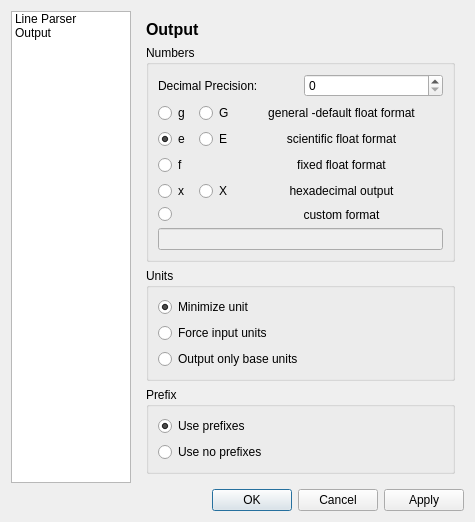
Before: the Qt Designer form settingsdialog.ui in Rob0xFF/PhyxCalc, drawn with Qt 5.
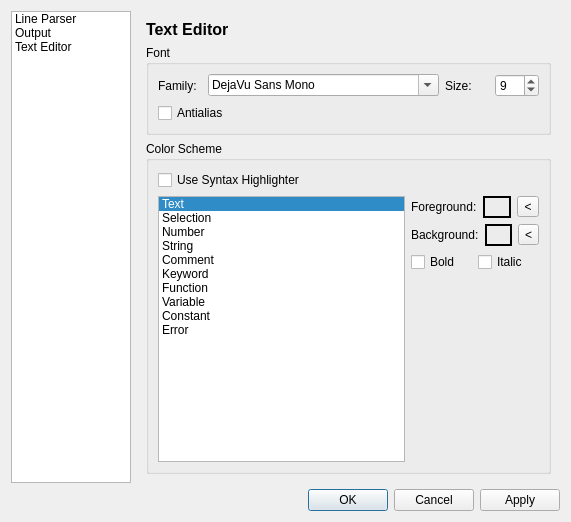
After: the same form once the commit is applied. Icons and pictures are not drawn.

What changed in the file:
```diff
--- a/settingsdialog.ui
+++ b/settingsdialog.ui
@@ -6,8 +6,8 @@
    <rect>
     <x>0</x>
     <y>0</y>
-    <width>475</width>
-    <height>453</height>
+    <width>571</width>
+    <height>474</height>
    </rect>
   </property>
   <property name="windowTitle">
@@ -55,12 +55,17 @@
         <normaloff>:/icons/images/edit-text-frame-update.png</normaloff>:/icons/images/edit-text-frame-update.png</iconset>
       </property>
      </item>
+     <item>
+      <property name="text">
+       <string>Text Editor</string>
+      </property>
+     </item>
     </widget>
    </item>
    <item row="0" column="1">
     <widget class="QStackedWidget" name="stackedWidget">
      <property name="currentIndex">
-      <number>1</number>
+      <number>2</number>
      </property>
      <widget class="QWidget" name="page">
       <layout class="QVBoxLayout" name="verticalLayout">
@@ -390,6 +395,281 @@
        </item>
       </layout>
      </widget>
+     <widget class="QWidget" name="page_3">
+      <layout class="QVBoxLayout" name="verticalLayout_8">
+       <item>
+        <widget class="QLabel" name="label_9">
+         <property name="sizePolicy">
+          <sizepolicy hsizetype="Preferred" vsizetype="Fixed">
+           <horstretch>0</horstretch>
+           <verstretch>0</verstretch>
+          </sizepolicy>
+         </property>
+         <property name="font">
+          <font>
+           <pointsize>12</pointsize>
+           <weight>75</weight>
+           <bold>true</bold>
+          </font>
+         </property>
+         <property name="text">
+          <string>Text Editor</string>
+         </property>
+        </widget>
+       </item>
+       <item>
+        <widget class="QGroupBox" name="groupBox_5">
+         <property name="title">
+          <string>Font</string>
+         </property>
+         <layout class="QVBoxLayout" name="verticalLayout_7">
+          <item>
+           <layout class="QHBoxLayout" name="horizontalLayout_5">
+            <item>
+             <widget class="QLabel" name="label_10">
+              <property name="text">
+               <string>Family:</string>
+              </property>
+             </widget>
+            </item>
+            <item>
+             <widget class="QFontComboBox" name="fontCombo">
+              <property name="currentFont">
+               <font>
+                <family>DejaVu Sans Mono</family>
+               </font>
+              </property>
+             </widget>
+            </item>
+            <item>
+             <widget class="QLabel" name="label_11">
+              <property name="text">
+               <string>Size:</string>
+              </property>
+             </widget>
+            </item>
+            <item>
+             <widget class="QSpinBox" name="fontSizeSpin">
+              <property name="minimum">
+               <number>1</number>
+              </property>
+              <property name="value">
+               <number>9</number>
+              </property>
+             </widget>
+            </item>
+           </layout>
+          </item>
+          <item>
+           <widget class="QCheckBox" name="fontAntialiasCheck">
+            <property name="text">
+             <string>Antialias</string>
+            </property>
+           </widget>
+          </item>
+         </layout>
+        </widget>
+       </item>
+       <item>
+        <widget class="QGroupBox" name="groupBox_6">
+         <property name="title">
+          <string>Color Scheme</string>
+         </property>
+         <layout class="QGridLayout" name="gridLayout_3">
+          <item row="2" column="1">
+           <layout class="QHBoxLayout" name="horizontalLayout_3">
+            <item>
+             <widget class="QLabel" name="label_14">
+              <property name="text">
+               <string>Background:</string>
+              </property>
+             </widget>
+            </item>
+            <item>
+             <widget class="QPushButton" name="colorSchemeBackgroundButton">
+              <property name="sizePolicy">
+               <sizepolicy hsizetype="Fixed" vsizetype="Fixed">
+                <horstretch>0</horstretch>
+                <verstretch>0</verstretch>
+               </sizepolicy>
+              </property>
+              <property name="minimumSize">
+               <size>
+                <width>22</width>
+                <height>22</height>
+               </size>
+              </property>
+              <property name="styleSheet">
+               <string notr="true">border-color: rgb(0, 0, 0);
+border: 2px solid</string>
+              </property>
+              <property name="text">
+               <string/>
+              </property>
+             </widget>
+            </item>
+            <item>
+             <widget class="QToolButton" name="colorSchemeDeleteBackgroundButton">
+              <property name="toolTip">
+               <string>Erase background</string>
+              </property>
+              <property name="text">
+               <string>&lt;</string>
+              </property>
+             </widget>
+            </item>
+           </layout>
+          </item>
+          <item row="0" column="0">
+           <widget class="QCheckBox" name="colorSchemeUseCheck">
+            <property name="text">
+             <string>Use Syntax Highlighter</string>
+            </property>
+           </widget>
+          </item>
+          <item row="3" column="1">
+           <layout class="QHBoxLayout" name="horizontalLayout_4">
+            <item>
+             <widget class="QCheckBox" name="colorSchemeBoldCheck">
+              <property name="text">
+               <string>Bold</string>
+              </property>
+             </widget>
+            </item>
+            <item>
+             <widget class="QCheckBox" name="colorSchemeItalicCheck">
+              <property name="text">
+               <string>Italic</string>
+              </property>
+             </widget>
+            </item>
+           </layout>
+          </item>
+          <item row="1" column="1">
+           <layout class="QHBoxLayout" name="horizontalLayout_2">
+            <item>
+             <widget class="QLabel" name="label_13">
+              <property name="text">
+               <string>Foreground:</string>
+              </property>
+             </widget>
+            </item>
+            <item>
+             <widget class="QPushButton" name="colorSchemeForegroundButton">
+              <property name="sizePolicy">
+               <sizepolicy hsizetype="Fixed" vsizetype="Fixed">
+                <horstretch>0</horstretch>
+                <verstretch>0</verstretch>
+               </sizepolicy>
+              </property>
+              <property name="minimumSize">
+               <size>
+                <width>22</width>
+                <height>22</height>
+               </size>
+              </property>
+              <property name="styleSheet">
+               <string notr="true">border-color: rgb(0, 0, 0);
+border: 2px solid</string>
+              </property>
+              <property name="text">
+               <string/>
+              </property>
+             </widget>
+            </item>
+            <item>
+             <widget class="QToolButton" name="colorSchemeDeleteForegroundButton">
+              <property name="minimumSize">
+               <size>
+                <width>22</width>
+                <height>0</height>
+               </size>
+              </property>
+              <property name="toolTip">
+               <string>Erase foreground</string>
+              </property>
+              <property name="text">
+               <string>&lt;</string>
+              </property>
+             </widget>
+            </item>
+           </layout>
+          </item>
+          <item row="4" column="1">
+           <spacer name="verticalSpacer_2">
+            <property name="orientation">
+             <enum>Qt::Vertical</enum>
+            </property>
+            <property name="sizeHint" stdset="0">
+             <size>
+              <width>20</width>
+              <height>40</height>
+             </size>
+            </property>
+           </spacer>
+          </item>
+          <item row="1" column="0" rowspan="4">
+           <widget class="QListWidget" name="colorSchemeList">
+            <property name="currentRow">
+             <number>0</number>
+            </property>
+            <item>
+             <property name="text">
+              <string>Text</string>
+             </property>
+            </item>
+            <item>
+             <property name="text">
+              <string>Selection</string>
+             </property>
+            </item>
+            <item>
+             <property name="text">
+              <string>Number</string>
+             </property>
+            </item>
+            <item>
+             <property name="text">
+              <string>String</string>
+             </property>
+            </item>
+            <item>
+             <property name="text">
+              <string>Comment</string>
+             </property>
+            </item>
+            <item>
+             <property name="text">
+              <string>Keyword</string>
+             </property>
+            </item>
+            <item>
+             <property name="text">
+              <string>Function</string>
+             </property>
+            </item>
+            <item>
+             <property name="text">
+              <string>Variable</string>
+             </property>
+            </item>
+            <item>
+             <property name="text">
+              <string>Constant</string>
+             </property>
+            </item>
+            <item>
+             <property name="text">
+              <string>Error</string>
+             </property>
+            </item>
+           </widget>
+          </item>
+         </layout>
+        </widget>
+       </item>
+      </layout>
+     </widget>
     </widget>
    </item>
    <item row="1" column="0" colspan="2">
```
Left out of the diff: 2 changed lines with no effect on the pictures.
